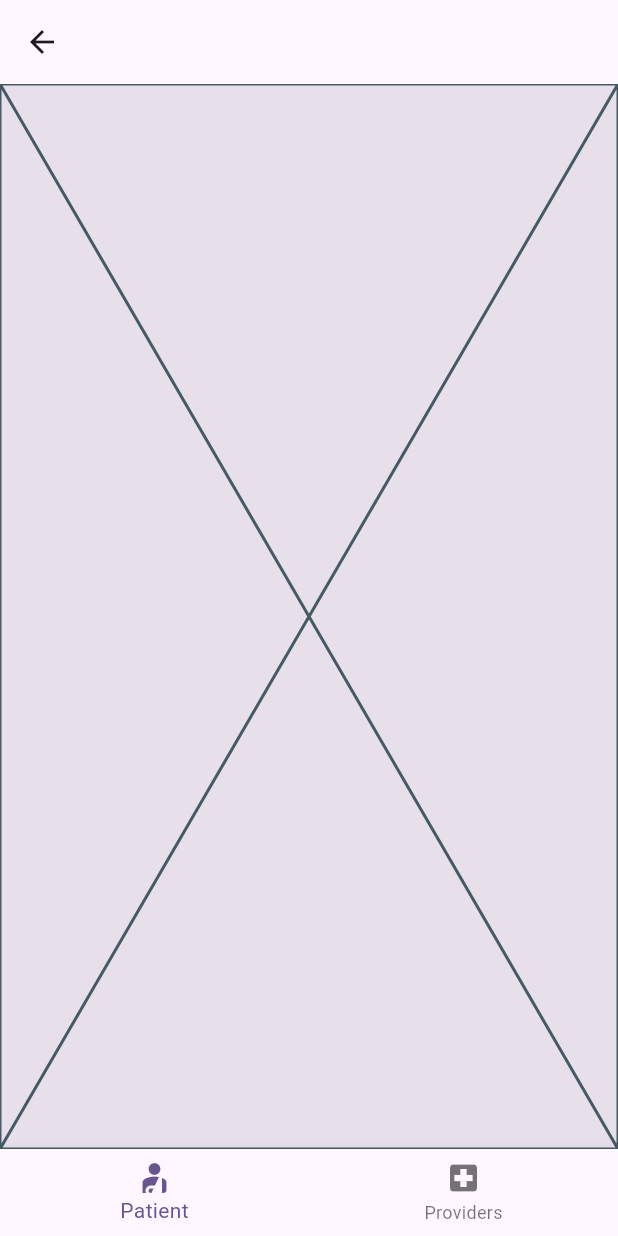
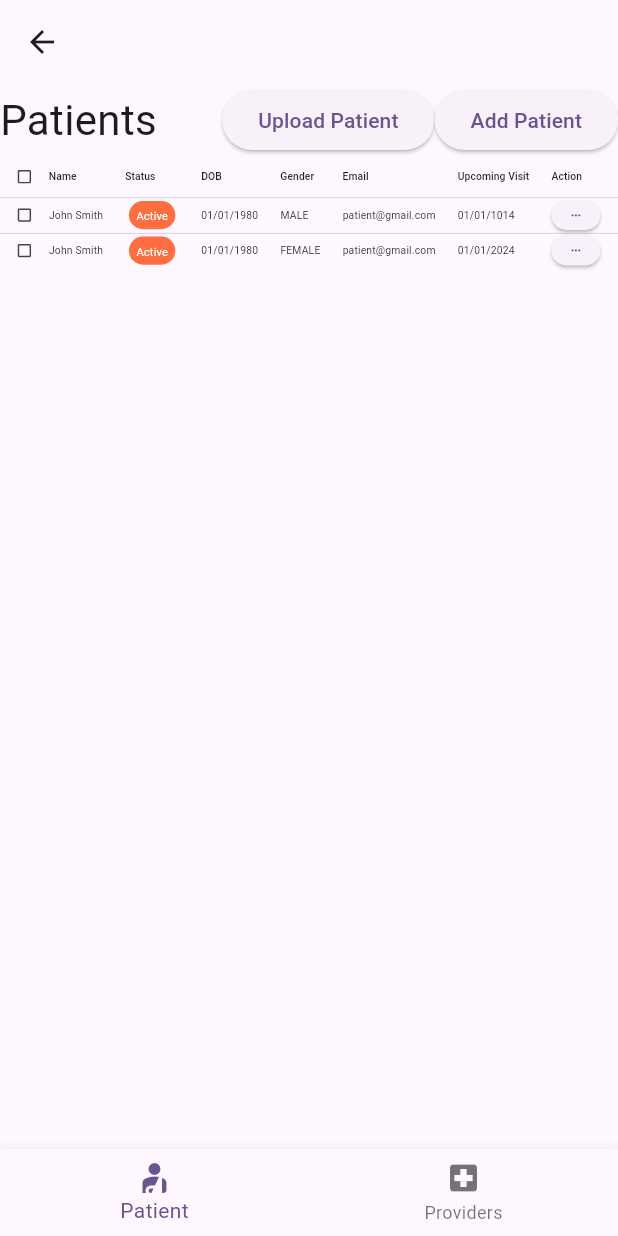
Before and after one commit to VulpesVulpes825/health, a Flutter app: the DashboardPage screen opened directly, on a phone screen of 412 x 824 dp. Run offline on Flutter 3.47's test engine with Material 3 defaults, Android fonts, the phone set to English and light mode, and no system bars; missing offline and left inert: country_list_pick.

Commit message:
Add doctor patient list logic

```diff
--- a/lib/Login/login.dart
+++ b/lib/Login/login.dart
@@ -58,8 +58,7 @@ class LoginPage extends StatelessWidget {
               hintText: "Username",
               border: OutlineInputBorder(
                   borderRadius: BorderRadius.circular(18),
-                  borderSide: BorderSide.none
-              ),
+                  borderSide: BorderSide.none),
               fillColor: Colors.purple.withOpacity(0.1),
               filled: true,
               prefixIcon: const Icon(Icons.person)),
@@ -87,7 +86,7 @@ class LoginPage extends StatelessWidget {
                   if (destination == "doctor") {
                     return const DashboardPage();
                   }
-                  return const Placeholder();
+                  return const ProfilePage();
                 },
               ),
             );
@@ -109,7 +108,8 @@ class LoginPage extends StatelessWidget {
   _forgotPassword(context) {
     return TextButton(
       onPressed: () {},
-      child: const Text("Forgot password?",
+      child: const Text(
+        "Forgot password?",
         style: TextStyle(color: Colors.purple),
       ),
     );
@@ -131,8 +131,10 @@ class LoginPage extends StatelessWidget {
                 ),
               );
             },
-            child: const Text("Sign Up", style: TextStyle(color: Colors.purple),)
-        )
+            child: const Text(
+              "Sign Up",
+              style: TextStyle(color: Colors.purple),
+            ))
       ],
     );
   }
--- a/lib/dashboard/dashboard.dart
+++ b/lib/dashboard/dashboard.dart
@@ -1,4 +1,5 @@
 import 'package:flutter/material.dart';
+import 'package:health/dashboard/patient.dart';
 
 class DashboardPage extends StatefulWidget {
   const DashboardPage({super.key});
@@ -17,7 +18,7 @@ class _DashboardPageState extends State<DashboardPage> {
     Widget page;
     switch (selectedIndex) {
       case 0:
-        page = const Placeholder();
+        page = const PatientPage();
         break;
       case 1:
         page = const Placeholder();
@@ -81,7 +82,7 @@ class _DashboardPageState extends State<DashboardPage> {
               children: [
                 SafeArea(
                   child: NavigationRail(
-                    extended: constraints.maxWidth >= 600,
+                    extended: false,
                     destinations: const [
                       NavigationRailDestination(
                         icon: Icon(Icons.personal_injury),
--- /dev/null
+++ b/lib/dashboard/patient.dart
@@ -0,0 +1,103 @@
+import 'package:flutter/material.dart';
+import 'package:health/dashboard/tag.dart';
+
+class PatientPage extends StatelessWidget {
+  const PatientPage({super.key});
+
+  @override
+  Widget build(BuildContext context) {
+    return Scaffold(
+      body: Column(
+        crossAxisAlignment: CrossAxisAlignment.start,
+        children: [
+          Row(
+            mainAxisAlignment: MainAxisAlignment.spaceBetween,
+            children: [
+              Text(
+                "Patients",
+                style: DefaultTextStyle.of(context)
+                    .style
+                    .apply(fontSizeFactor: 2.0),
+              ),
+              Row(
+                children: [
+                  ElevatedButton(
+                    onPressed: () {},
+                    child: const Text(
+                      "Upload Patient",
+                    ),
+                  ),
+                  ElevatedButton(
+                    onPressed: () {},
+                    child: const Text(
+                      "Add Patient",
+                    ),
+                  ),
+                ],
+              )
+            ],
+          ),
+          FittedBox(
+            child:  DataTable(
+              showCheckboxColumn: true,
+              columnSpacing: 30,
+              columns: const [
+                DataColumn(
+                  label: Text('Name'),
+                ),
+                DataColumn(
+                  label: Text('Status'),
+                ),
+                DataColumn(
+                  label: Text('DOB'),
+                ),
+                DataColumn(
+                  label: Text('Gender'),
+                ),
+                DataColumn(
+                  label: Text('Email'),
+                ),
+                DataColumn(
+                  label: Text('Upcoming Visit'),
+                ),
+                DataColumn(
+                  label: Text('Action'),
+                ),
+              ],
+              rows: [
+                DataRow(
+                  onSelectChanged: (selected) {
+                    print(selected);
+                  },
+                  cells: [
+                    DataCell(Text('John Smith')),
+                    DataCell(tag("Active")),
+                    DataCell(Text('01/01/1980')),
+                    DataCell(Text('MALE')),
+                    DataCell(Text('patient@gmail.com')),
+                    DataCell(Text('01/01/1014')),
+                    DataCell(ElevatedButton(onPressed: () {  }, child: const Icon(Icons.more_horiz),)),
+                  ],
+                ),
+                DataRow(
+                  onSelectChanged: (selected) {
+                    print(selected);
+                  },
+                  cells: [
+                    DataCell(Text('John Smith')),
+                    DataCell(tag("Active")),
+                    DataCell(Text('01/01/1980')),
+                    DataCell(Text('FEMALE')),
+                    DataCell(Text('patient@gmail.com')),
+                    DataCell(Text('01/01/2024')),
+                    DataCell(ElevatedButton(onPressed: () {  }, child: const Icon(Icons.more_horiz),)),
+                  ],
+                ),
+              ],
+            ),
+          ),
+        ],
+      ),
+    );
+  }
+}
--- /dev/null
+++ b/lib/dashboard/tag.dart
@@ -0,0 +1,32 @@
+import 'package:flutter/material.dart';
+
+Widget tag(String s) {
+  return InkWell(
+      child: Stack(
+        children: [
+          Container(
+            padding: const EdgeInsets.symmetric(
+              vertical: 5.0,
+              horizontal: 5.0,
+            ),
+            child: Container(
+              padding: const EdgeInsets.symmetric(
+                horizontal: 10.0,
+                vertical: 10.0,
+              ),
+              decoration: BoxDecoration(
+                color: Colors.deepOrangeAccent,
+                borderRadius: BorderRadius.circular(100.0),
+              ),
+              child: Text(
+                s,
+                style: const TextStyle(
+                  color: Colors.white,
+                  fontSize: 15.0,
+                ),
+              ),
+            ),
+          ),
+        ],
+      ));
+}
```
Also changed, not shown: lib/Signup/signup.dart (+9 -16 lines), lib/Welcome/welcome.dart (+10 -3 lines), lib/main.dart (line endings or trailing spaces), 1 other file.
